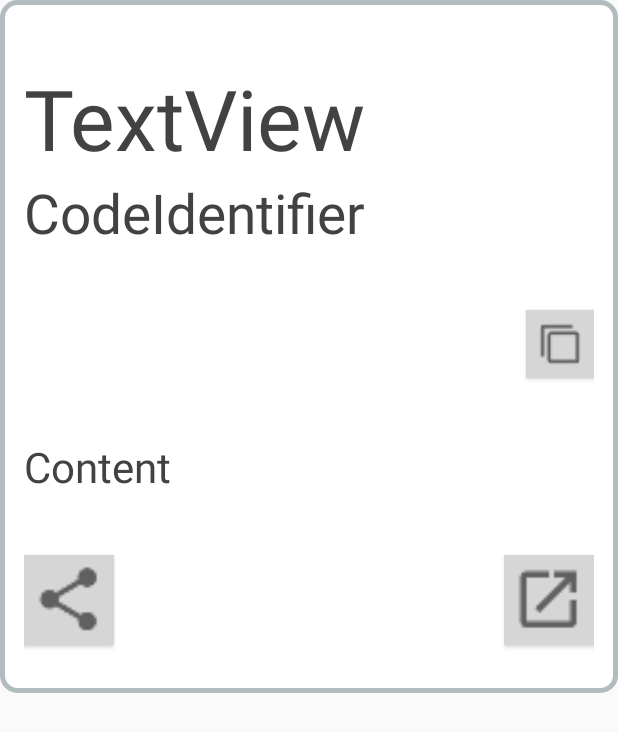
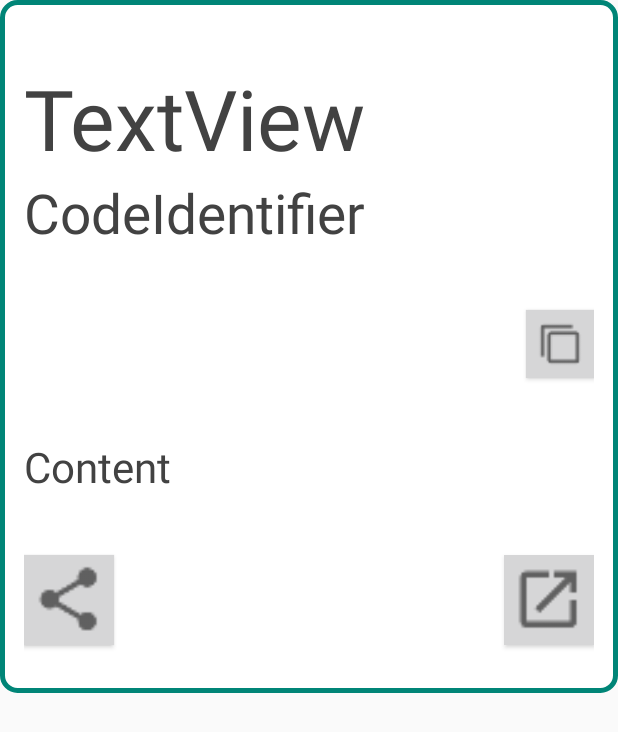
Before and after one commit to pgang-cnamd/hcodez-android, an Android app: the layout activity_code_details.xml on its own in the app's theme, with its tools: preview values and no code run, on a phone screen of 412 x 824 dp. Shown: the top 732 px of the screen. Run offline under Robolectric (Android 15) with nearby library versions, the phone set to English and light mode, and no system bars.

Commit message:
Code cleanup

```diff
--- a/app/src/main/AndroidManifest.xml
+++ b/app/src/main/AndroidManifest.xml
@@ -30,7 +30,8 @@
             </intent-filter>
         </activity>
 
-        <activity android:name=".ui.LoginActivity" />
+        <activity android:name=".ui.LoginActivity"
+            android:theme="@style/MainMenu.CustomTheme"/>
 
         <activity
             android:name=".ui.AddCodeActivity"
--- a/app/src/main/java/com/hcodez/android/ui/AddCodeActivity.java
+++ b/app/src/main/java/com/hcodez/android/ui/AddCodeActivity.java
@@ -151,6 +151,7 @@ public class AddCodeActivity extends MainMenuActivity {
             case R.id.add_code_public_flag_switch:
                 if (isChecked == true) {
                     mPasscodeEditText.setVisibility(View.VISIBLE);
+                    mPasscodeEditText.setText(null);
                 } else {
                     mPasscodeEditText.setVisibility(View.GONE);
                 }
--- a/app/src/main/res/drawable/rounded_corners.xml
+++ b/app/src/main/res/drawable/rounded_corners.xml
@@ -1,7 +1,7 @@
 <?xml version="1.0" encoding="utf-8"?>
     <shape xmlns:android="http://schemas.android.com/apk/res/android">
         <solid android:color="#FFFFFF"/>
-        <stroke android:width="3dp" android:color="#B1BCBE" />
+        <stroke android:width="3dp" android:color="@color/colorPrimary" />
         <corners android:radius="10dp"/>
         <padding android:left="0dp" android:top="0dp" android:right="0dp" android:bottom="0dp" />
     </shape>
--- a/app/src/main/res/layout/activity_code_details.xml
+++ b/app/src/main/res/layout/activity_code_details.xml
@@ -66,7 +66,6 @@
         android:layout_height="60dp"
         android:layout_below="@id/code_details_content_text_view"
         android:layout_alignParentStart="true"
-        android:layout_marginRight="100dp"
         android:layout_marginBottom="16dp"
         android:background="@drawable/button_design"
         android:foreground="@drawable/ic_share_code" />
```
Also changed, not shown: app/src/main/res/values/colors.xml (line endings or trailing spaces).
